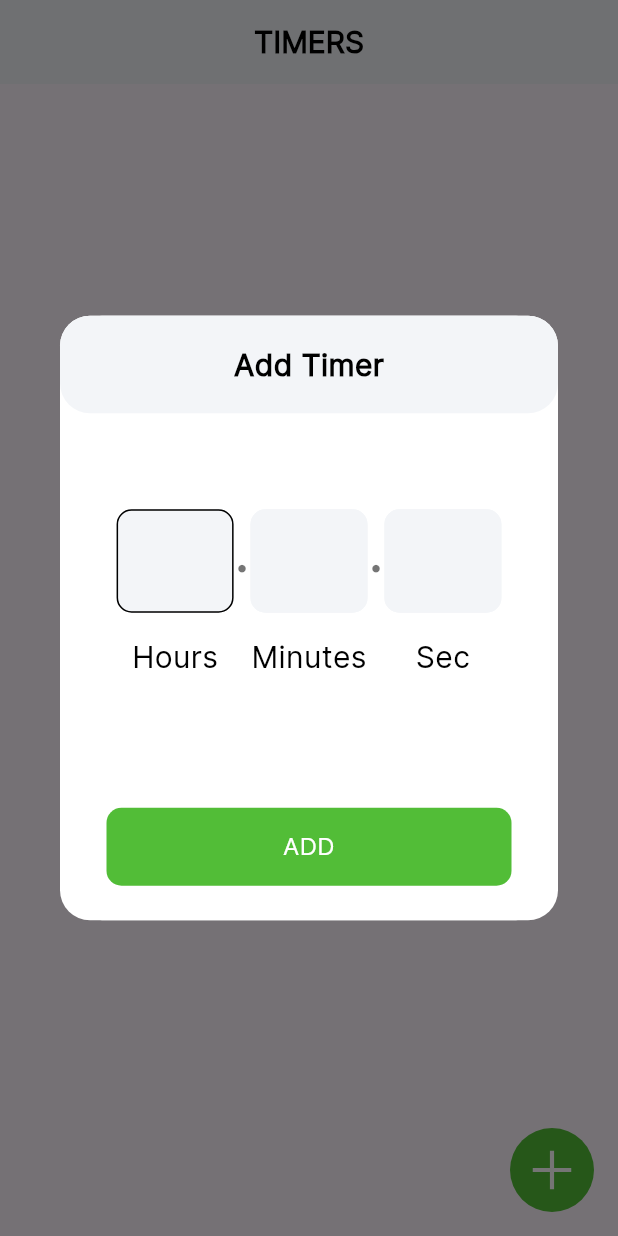
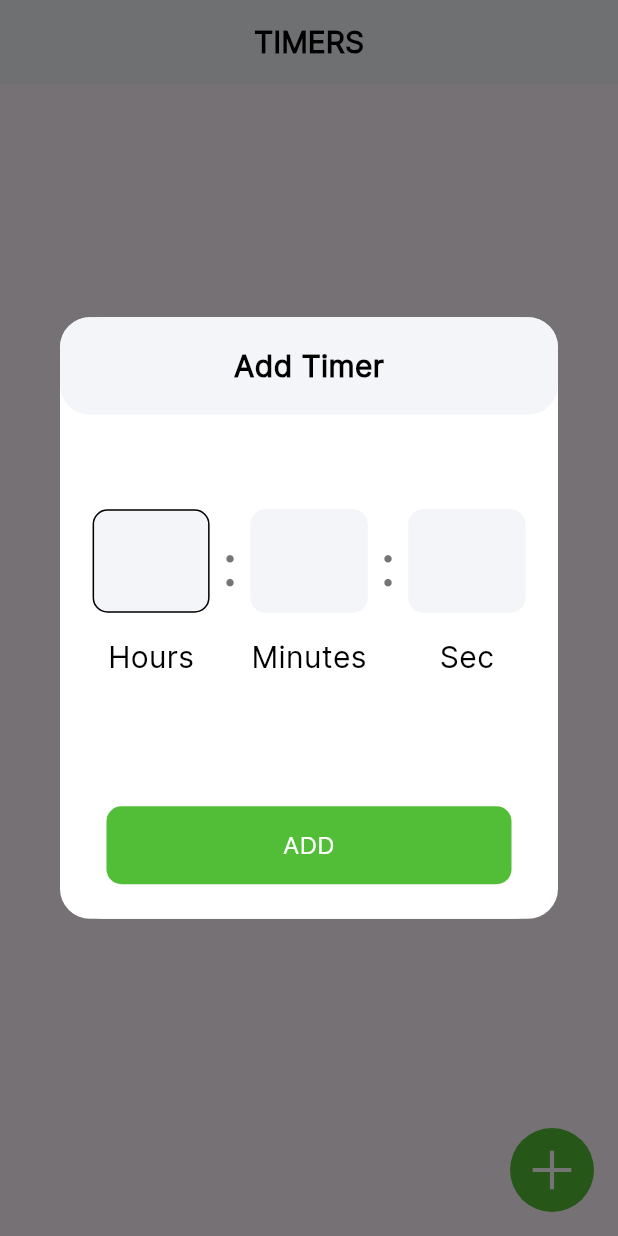
Before and after one commit to lalit127/lalit_practical_2, a Flutter app: the screen it shows after launch, after a tap on an icon or button, on a phone screen of 412 x 824 dp. Run offline on Flutter 3.47's test engine with Material 3 defaults, Android fonts, the phone set to English and light mode, and no system bars; our stand-ins replace flutter_svg, get, google_fonts, shared_preferences.

Commit message:
All Bug Fix

```diff
--- a/lib/view/timer_screen.dart
+++ b/lib/view/timer_screen.dart
@@ -21,7 +21,6 @@ class _TimerScreenState extends State<TimerScreen> {
   Future<void> _initializeTimer() async {
     final SharedPreferences prefs = await SharedPreferences.getInstance();
     final tempList = prefs.getStringList("timerList");
-    print(tempList);
     timeCon.timerList.value = tempList?.map((e) => int.parse(e)).toList()??[];
   }
 
--- a/lib/widget/common_dialog.dart
+++ b/lib/widget/common_dialog.dart
@@ -38,54 +38,37 @@ class CommonDialog extends StatelessWidget {
             const SizedBox(height: 63),
             Row(
               mainAxisAlignment: MainAxisAlignment.center,
-              crossAxisAlignment: CrossAxisAlignment.center,
+              crossAxisAlignment: CrossAxisAlignment.start,
               children: [
                 Column(
                   children: [
-                    CommonTextField(controller: timeCon.hourController,),
-                    const CommonText(text: "Hours",fontSize: 20,fontWeight: FontWeight.w400,)
+                    CommonTextField(controller: timeCon.hourController),
+                    const CommonText(text: "Hours", fontSize: 20, fontWeight: FontWeight.w400,),
                   ],
+                ),
+                Container(
+                  margin: const EdgeInsets.symmetric(horizontal: 8.0,vertical: 8),
+                  child: CommonText(
+                    text: ":",
+                    fontWeight: FontWeight.w400,
+                    fontSize: 40,
+                    color: AppColor.black.withOpacity(0.54),
+                  ),
                 ),
                 Column(
                   children: [
-                    CommonText(
-                      text: ".",
-                      fontWeight: FontWeight.w400,
-                      fontSize: 40,
-                      color: AppColor.black.withOpacity(0.54),
-                    ),
-
-                    CommonText(
-                      text: "",
-                      fontWeight: FontWeight.w400,
-                      fontSize: 40,
-                      color: AppColor.black.withOpacity(0.54),
-                    ),
+                    CommonTextField(controller: timeCon.minController),
+                    const CommonText(text: "Minutes", fontSize: 20, fontWeight: FontWeight.w400,),
                   ],
                 ),
-
-                Column(
-                  children: [
-                    CommonTextField(controller: timeCon.minController),
-                    const CommonText(text: "Minutes",fontSize: 20,fontWeight: FontWeight.w400,)
-                  ],
-                ),
-                Column(
-                  children: [
-                    CommonText(
-                      text: ".",
-                      fontWeight: FontWeight.w400,
-                      fontSize: 40,
-                      color: AppColor.black.withOpacity(0.54),
-                    ),
-
-                    CommonText(
-                      text: "",
-                      fontWeight: FontWeight.w400,
-                      fontSize: 40,
-                      color: AppColor.black.withOpacity(0.54),
-                    ),
-                  ],
+                Container(
+                  margin: const EdgeInsets.symmetric(horizontal: 8,vertical: 8),
+                  child: CommonText(
+                    text: ":",
+                    fontWeight: FontWeight.w400,
+                    fontSize: 40,
+                    color: AppColor.black.withOpacity(0.54),
+                  ),
                 ),
                 Column(
                   mainAxisAlignment: MainAxisAlignment.start,
@@ -93,11 +76,12 @@ class CommonDialog extends StatelessWidget {
                     CommonTextField(
                       controller: timeCon.secController,
                     ),
-                    const CommonText(text: "Sec",fontSize: 20,fontWeight: FontWeight.w400,)
+                    const CommonText(text: "Sec", fontSize: 20, fontWeight: FontWeight.w400,),
                   ],
                 ),
               ],
             ),
+
             const SizedBox(
               height: 85,
             ),
```
